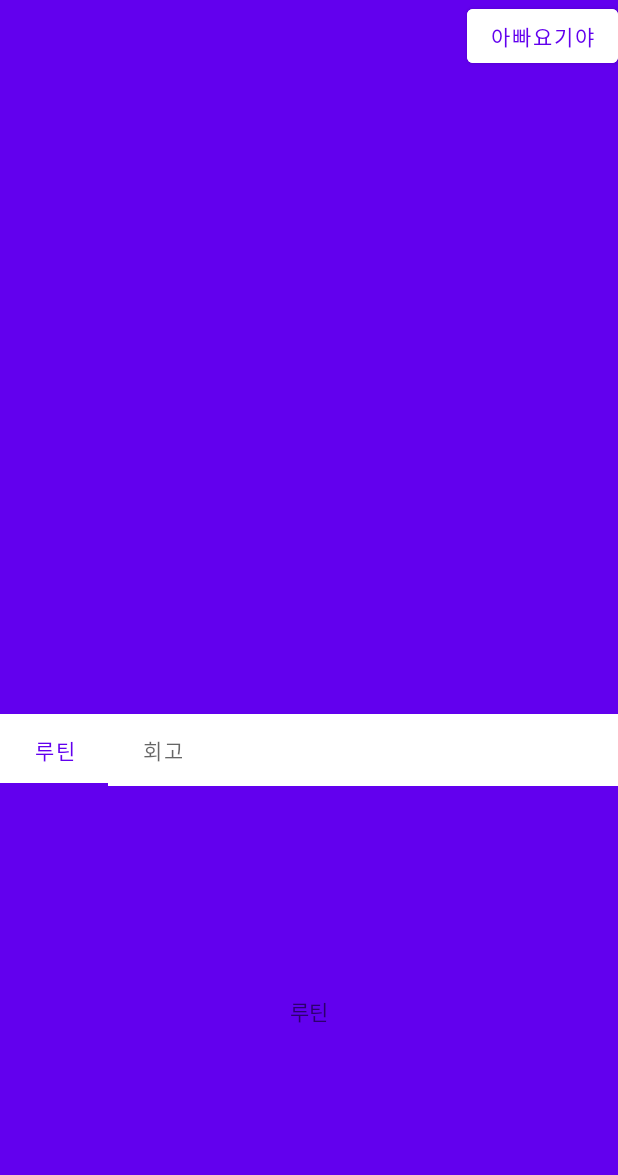
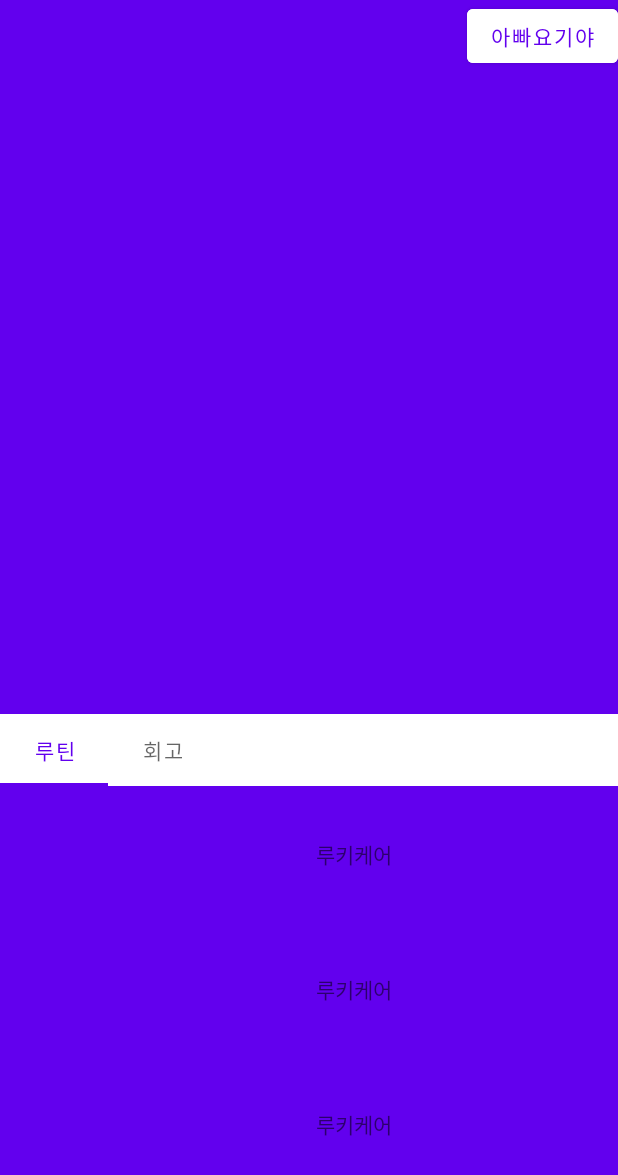
Before and after one commit to Nexters/mytine-android, an Android app: the screen it shows after launch (MainActivity), on a phone screen of 412 x 824 dp. Shown: the top 1175 px of the screen. Run offline under Robolectric (Android 15) with nearby library versions, the phone set to English and light mode, and no system bars; our stand-ins replace Dagger/Hilt's generated code, Room's generated code, Timber, data binding; libraries missing offline, so code that uses them is left out: androidx.hilt.lifecycle; 2 statements that could not run were skipped.

Commit message:
feat : RoutineFragment 리사이클러뷰 추가

```diff
--- /dev/null
+++ b/app/src/main/java/com/nexters/mytine/ui/home/routine/Routine.kt
@@ -0,0 +1,7 @@
+package com.nexters.mytine.ui.home.routine
+
+data class Routine(
+    val id: Int,
+    val title: String,
+    val image: String
+)
--- /dev/null
+++ b/app/src/main/java/com/nexters/mytine/ui/home/routine/RoutineAdapter.kt
@@ -0,0 +1,12 @@
+package com.nexters.mytine.ui.home.routine
+
+import com.nexters.mytine.R
+import com.nexters.mytine.base.recyclerview.BaseListAdapter
+
+internal class RoutineAdapter : BaseListAdapter<RoutineItems>() {
+    override fun getItemViewTypeByItem(item: RoutineItems): Int {
+        return when (item) {
+            is RoutineItems.RoutineItem -> R.layout.item_routine
+        }
+    }
+}
--- a/app/src/main/java/com/nexters/mytine/ui/home/routine/RoutineFragment.kt
+++ b/app/src/main/java/com/nexters/mytine/ui/home/routine/RoutineFragment.kt
@@ -1,5 +1,7 @@
 package com.nexters.mytine.ui.home.routine
 
+import android.os.Bundle
+import androidx.recyclerview.widget.LinearLayoutManager
 import com.nexters.mytine.R
 import com.nexters.mytine.base.fragment.BaseFragment
 import com.nexters.mytine.databinding.FragmentRoutineBinding
@@ -7,4 +9,35 @@ import com.nexters.mytine.databinding.FragmentRoutineBinding
 internal class RoutineFragment : BaseFragment<FragmentRoutineBinding, RoutineViewModel>() {
     override val layoutResId = R.layout.fragment_routine
     override val viewModelClass = RoutineViewModel::class
+
+    private val routineAdapter = RoutineAdapter()
+
+    override fun onActivityCreated(savedInstanceState: Bundle?) {
+        super.onActivityCreated(savedInstanceState)
+
+        initializeRecyclerView()
+    }
+
+    private fun initializeRecyclerView() {
+        binding.rvRoutine.run {
+            layoutManager = LinearLayoutManager(context)
+            adapter = routineAdapter
+        }
+
+        routineAdapter.setViewModel(viewModel)
+        routineAdapter.submitList(createRoutineItems(tempData()))
+    }
+
+    private fun tempData(): List<Routine> {
+        return listOf(
+            Routine(0, "루키케어", ""),
+            Routine(0, "루키케어", ""),
+            Routine(0, "루키케어", ""),
+            Routine(0, "루키케어", "")
+        )
+    }
+
+    private fun createRoutineItems(routines: List<Routine>): List<RoutineItems> {
+        return routines.map { RoutineItems.RoutineItem(it) }
+    }
 }
--- /dev/null
+++ b/app/src/main/java/com/nexters/mytine/ui/home/routine/RoutineItems.kt
@@ -0,0 +1,7 @@
+package com.nexters.mytine.ui.home.routine
+
+import com.nexters.mytine.base.recyclerview.BaseItem
+
+internal sealed class RoutineItems(override val itemId: String) : BaseItem {
+    data class RoutineItem(val routine: Routine) : RoutineItems(routine.id.toString())
+}
--- a/app/src/main/res/layout/fragment_routine.xml
+++ b/app/src/main/res/layout/fragment_routine.xml
@@ -13,11 +13,10 @@
         android:layout_width="match_parent"
         android:layout_height="match_parent">
 
-        <TextView
+        <androidx.recyclerview.widget.RecyclerView
+            android:id="@+id/rv_routine"
             android:layout_width="wrap_content"
             android:layout_height="wrap_content"
-            android:text="루틴"
-            app:layout_constraintBottom_toBottomOf="parent"
             app:layout_constraintEnd_toEndOf="parent"
             app:layout_constraintStart_toStartOf="parent"
             app:layout_constraintTop_toTopOf="parent" />
--- /dev/null
+++ b/app/src/main/res/layout/item_routine.xml
@@ -0,0 +1,36 @@
+<?xml version="1.0" encoding="utf-8"?>
+<layout xmlns:android="http://schemas.android.com/apk/res/android"
+    xmlns:app="http://schemas.android.com/apk/res-auto">
+
+    <data>
+
+        <variable
+            name="item"
+            type="com.nexters.mytine.ui.home.routine.RoutineItems.RoutineItem" />
+
+    </data>
+
+    <androidx.constraintlayout.widget.ConstraintLayout
+        android:layout_width="match_parent"
+        android:layout_height="wrap_content">
+
+        <ImageView
+            android:id="@+id/iv_image"
+            android:layout_width="30dp"
+            android:layout_height="30dp"
+            android:layout_margin="30dp"
+            app:layout_constraintBottom_toBottomOf="parent"
+            app:layout_constraintStart_toStartOf="parent"
+            app:layout_constraintTop_toTopOf="parent" />
+
+        <TextView
+            android:id="@+id/tv_title"
+            android:layout_width="wrap_content"
+            android:layout_height="wrap_content"
+            android:text="@{item.routine.title}"
+            app:layout_constraintBottom_toBottomOf="parent"
+            app:layout_constraintStart_toEndOf="@+id/iv_image"
+            app:layout_constraintTop_toTopOf="parent" />
+
+    </androidx.constraintlayout.widget.ConstraintLayout>
+</layout>
```
